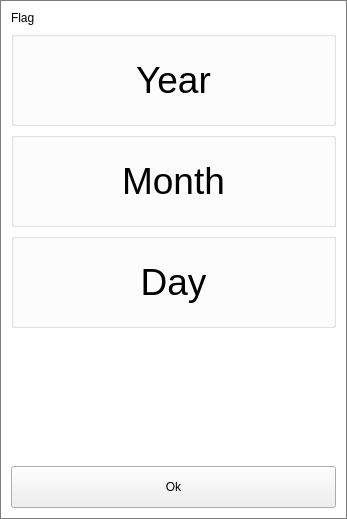
Old version of the form src/DateSelector.ui in the repository ic005k/Knot-Legacy.
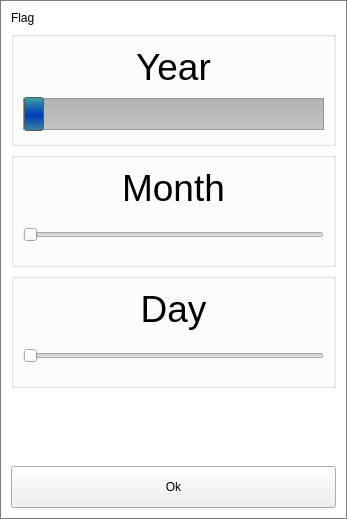
New version of the form.

```diff
--- a/src/DateSelector.ui
+++ b/src/DateSelector.ui
@@ -56,6 +56,47 @@
         </property>
        </widget>
       </item>
+      <item row="1" column="0">
+       <widget class="QSlider" name="sliderYear">
+        <property name="minimumSize">
+         <size>
+          <width>0</width>
+          <height>40</height>
+         </size>
+        </property>
+        <property name="styleSheet">
+         <string notr="true">QSlider::groove:horizontal {
+    border: 1px solid #999999;
+    height: 30px; /* the groove expands to the size of the slider by default. by giving it a height, it has a fixed size */
+    background: qlineargradient(x1:0, y1:0, x2:0, y2:1, stop:0 #B1B1B1, stop:1 #c4c4c4);
+    margin: 2px 0;
+}
+
+QSlider::handle:horizontal {
+	background: qlineargradient(spread:pad, x1:0, y1:0, x2:0, y2:1, stop:0 rgba(60, 162, 160, 255), stop:0.531579 rgba(0, 58, 185, 255), stop:0.973684 rgba(54, 129, 160, 255));
+    border: 1px solid #5c5c5c;
+    width: 18px;
+    margin: -2px 0; /* handle is placed by default on the contents rect of the groove. Expand outside the groove */
+    border-radius: 3px;
+}</string>
+        </property>
+        <property name="minimum">
+         <number>2022</number>
+        </property>
+        <property name="maximum">
+         <number>2025</number>
+        </property>
+        <property name="pageStep">
+         <number>1</number>
+        </property>
+        <property name="value">
+         <number>2022</number>
+        </property>
+        <property name="orientation">
+         <enum>Qt::Horizontal</enum>
+        </property>
+       </widget>
+      </item>
      </layout>
     </widget>
    </item>
@@ -94,6 +135,31 @@
         </property>
        </widget>
       </item>
+      <item row="1" column="0">
+       <widget class="QSlider" name="sliderMonth">
+        <property name="minimumSize">
+         <size>
+          <width>0</width>
+          <height>40</height>
+         </size>
+        </property>
+        <property name="minimum">
+         <number>1</number>
+        </property>
+        <property name="maximum">
+         <number>13</number>
+        </property>
+        <property name="pageStep">
+         <number>1</number>
+        </property>
+        <property name="value">
+         <number>1</number>
+        </property>
+        <property name="orientation">
+         <enum>Qt::Horizontal</enum>
+        </property>
+       </widget>
+      </item>
      </layout>
     </widget>
    </item>
@@ -170,6 +236,31 @@
         </property>
        </widget>
       </item>
+      <item row="1" column="0">
+       <widget class="QSlider" name="sliderDay">
+        <property name="minimumSize">
+         <size>
+          <width>0</width>
+          <height>40</height>
+         </size>
+        </property>
+        <property name="minimum">
+         <number>1</number>
+        </property>
+        <property name="maximum">
+         <number>31</number>
+        </property>
+        <property name="pageStep">
+         <number>1</number>
+        </property>
+        <property name="value">
+         <number>1</number>
+        </property>
+        <property name="orientation">
+         <enum>Qt::Horizontal</enum>
+        </property>
+       </widget>
+      </item>
      </layout>
     </widget>
    </item>
```
